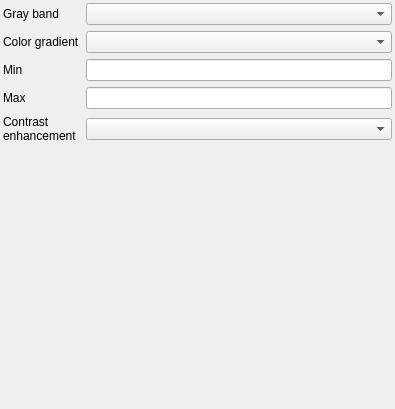
This is src/ui/qgssinglebandgrayrendererwidgetbase.ui in qgis/QGIS as Qt 5 draws it before an edit. The edited form follows.
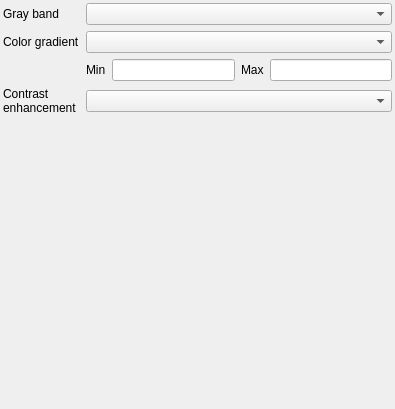
This is the edited form.

Commit message: [styledock] improve UI layout of raster renderers

Diff of the .ui file:
```diff
--- a/src/ui/qgssinglebandgrayrendererwidgetbase.ui
+++ b/src/ui/qgssinglebandgrayrendererwidgetbase.ui
@@ -19,7 +19,7 @@
    </property>
    <item>
     <layout class="QGridLayout" name="gridLayout">
-     <item row="2" column="1">
+     <item row="2" column="2">
       <widget class="QLineEdit" name="mMinLineEdit"/>
      </item>
      <item row="0" column="0">
@@ -29,13 +29,13 @@
        </property>
       </widget>
      </item>
-     <item row="3" column="1">
+     <item row="2" column="4">
       <widget class="QLineEdit" name="mMaxLineEdit"/>
      </item>
-     <item row="0" column="1">
+     <item row="0" column="1" colspan="4">
       <widget class="QComboBox" name="mGrayBandComboBox"/>
      </item>
-     <item row="4" column="0">
+     <item row="3" column="0">
       <widget class="QLabel" name="mContrastEnhancementLabel">
        <property name="text">
         <string>Contrast
@@ -43,7 +43,7 @@
        </property>
       </widget>
      </item>
-     <item row="4" column="1">
+     <item row="3" column="1" colspan="4">
       <widget class="QComboBox" name="mContrastEnhancementComboBox"/>
      </item>
      <item row="1" column="0">
@@ -53,21 +53,39 @@
        </property>
       </widget>
      </item>
-     <item row="1" column="1">
+     <item row="1" column="1" colspan="4">
       <widget class="QComboBox" name="mGradientComboBox"/>
      </item>
-     <item row="2" column="0">
+     <item row="2" column="1">
       <widget class="QLabel" name="mMinLabel">
+       <property name="sizePolicy">
+        <sizepolicy hsizetype="Preferred" vsizetype="Preferred">
+         <horstretch>0</horstretch>
+         <verstretch>0</verstretch>
+        </sizepolicy>
+       </property>
        <property name="text">
         <string>Min</string>
        </property>
+       <property name="alignment">
+        <set>Qt::AlignLeading|Qt::AlignLeft|Qt::AlignVCenter</set>
+       </property>
       </widget>
      </item>
-     <item row="3" column="0">
+     <item row="2" column="3">
       <widget class="QLabel" name="mMaxLabel">
+       <property name="sizePolicy">
+        <sizepolicy hsizetype="Preferred" vsizetype="Preferred">
+         <horstretch>0</horstretch>
+         <verstretch>0</verstretch>
+        </sizepolicy>
+       </property>
        <property name="text">
         <string>Max</string>
        </property>
+       <property name="alignment">
+        <set>Qt::AlignLeading|Qt::AlignLeft|Qt::AlignVCenter</set>
+       </property>
       </widget>
      </item>
     </layout>
```
The commit also changes 3 other files.
